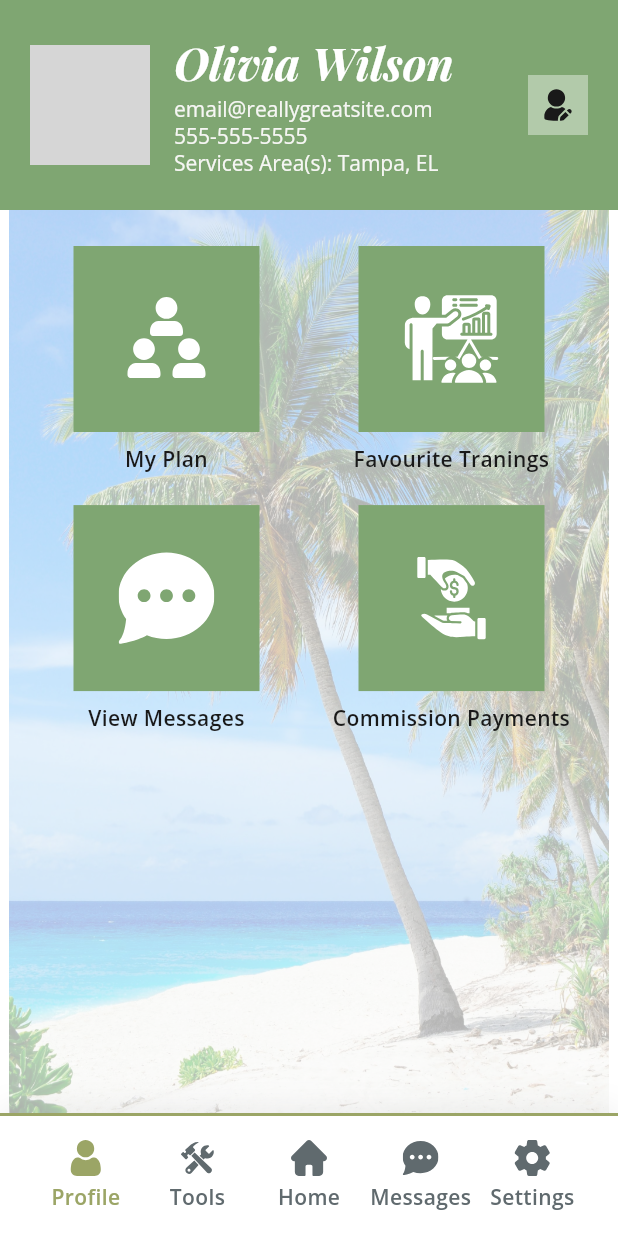
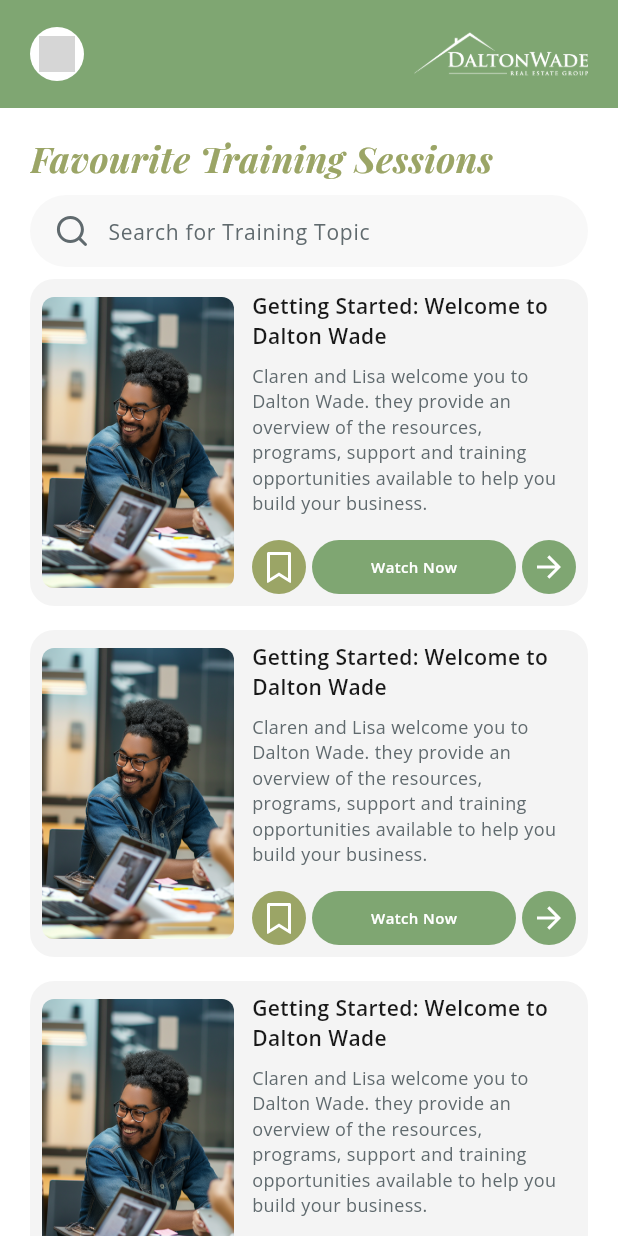
Before and after one commit to Zimmer550i/dalton_wade, a Flutter app: the App screen opened by its route, after a tap on "Favourite Tranings", on a phone screen of 412 x 824 dp. Run offline on Flutter 3.47's test engine with Material 3 defaults, Android fonts, the phone set to English and light mode, and no system bars; our stand-ins replace flutter_screenutil, flutter_spinkit, flutter_svg, get, shared_preferences; accounts and stored records are empty; grey boxes are pictures that could not be loaded.

Commit message:
add: favourite trainings page

```diff
--- a/lib/helpers/route.dart
+++ b/lib/helpers/route.dart
@@ -5,6 +5,7 @@
 import 'package:dalton_wade/views/screens/profile/checkout.dart';
 import 'package:dalton_wade/views/screens/profile/confirmation.dart';
 import 'package:dalton_wade/views/screens/profile/edit_profile.dart';
+import 'package:dalton_wade/views/screens/profile/favourite_trainings.dart';
 import 'package:dalton_wade/views/screens/profile/my_plan.dart';
 import 'package:dalton_wade/views/screens/profile/upgrade_plan.dart';
 import 'package:dalton_wade/views/screens/splash.dart';
@@ -21,6 +22,7 @@
   static String checkout = '/checkout';
   static String confirmation = '/confirmation';
   static String myPlan = '/my_plan';
+  static String favouriteTrainings = "/favourite_trainings";
 
   static String notifications = '/notifications';
 
@@ -49,6 +51,7 @@
       transitionDuration: const Duration(milliseconds: 300),
     ),
     GetPage(name: notifications, page: () => Notifications()),
+    GetPage(name: favouriteTrainings, page: () => FavouriteTrainings()),
     GetPage(name: forgetPassword, page: () => ForgetPassword()),
   ];
 }
--- a/lib/views/base/box_icon.dart
+++ b/lib/views/base/box_icon.dart
@@ -1,4 +1,3 @@
-import 'package:dalton_wade/helpers/route.dart';
 import 'package:dalton_wade/models/box_icon_data.dart';
 import 'package:dalton_wade/utils/app_colors.dart';
 import 'package:dalton_wade/utils/style.dart';
@@ -15,7 +14,7 @@
     return GestureDetector(
       onTap: () {
         if (data.link != null) {
-          Get.toNamed(AppRoutes.myPlan);
+          Get.toNamed(data.link!);
         }
       },
       child: SizedBox(
--- a/lib/views/screens/app.dart
+++ b/lib/views/screens/app.dart
@@ -1,3 +1,4 @@
+import 'package:dalton_wade/utils/app_colors.dart';
 import 'package:dalton_wade/views/base/custom_bottom_nav_bar.dart';
 import 'package:dalton_wade/views/screens/home/home.dart';
 import 'package:dalton_wade/views/screens/messages/messages.dart';
@@ -41,6 +42,7 @@
   @override
   Widget build(BuildContext context) {
     return Scaffold(
+      appBar: AppBar(toolbarHeight: 0,backgroundColor: AppColors.secondary,),
       body: SafeArea(
         child: PageView(
           onPageChanged: (value) {
--- /dev/null
+++ b/lib/views/screens/profile/favourite_trainings.dart
@@ -0,0 +1,176 @@
+import 'package:dalton_wade/utils/app_colors.dart';
+import 'package:dalton_wade/utils/app_icons.dart';
+import 'package:dalton_wade/utils/style.dart';
+import 'package:dalton_wade/views/base/custom_app_bar.dart';
+import 'package:dalton_wade/views/base/svg.dart';
+import 'package:flutter/material.dart';
+
+class FavouriteTrainings extends StatelessWidget {
+  const FavouriteTrainings({super.key});
+
+  @override
+  Widget build(BuildContext context) {
+    return Scaffold(
+      appBar: CustomAppBar(),
+      body: Padding(
+        padding: EdgeInsets.symmetric(
+          horizontal: 20,
+        ),
+        child: SingleChildScrollView(
+          child: Column(
+            crossAxisAlignment: CrossAxisAlignment.start,
+            children: [
+              const SizedBox(height: 16),
+              Text(
+                "Favourite Training Sessions",
+                style: AppStyles.h07.copyWith(
+                  color: AppColors.primary,
+                ),
+              ),
+              const SizedBox(height: 8),
+              Container(
+                height: 48,
+                padding: EdgeInsets.symmetric(
+                  horizontal: 16,
+                  // vertical: 12,
+                ),
+                decoration: BoxDecoration(
+                  color: Color(0xffF8F8F8),
+                  borderRadius: BorderRadius.circular(50),
+                ),
+                child: Row(
+                  spacing: 12,
+                  children: [
+                    Svg(
+                      asset: AppIcons.search,
+                      color: AppColors.third,
+                    ),
+                    Expanded(
+                      child: TextField(
+                        decoration: InputDecoration(
+                          hintText: "Search for Training Topic",
+                          hintStyle: AppStyles.body2.copyWith(
+                            color: AppColors.third,
+                          ),
+                          border: InputBorder.none,
+                        ),
+                      ),
+                    ),
+                  ],
+                ),
+              ),
+              const SizedBox(height: 8),
+              trainingSessions(),
+              const SizedBox(height: 16),
+              trainingSessions(),
+              const SizedBox(height: 16),
+              trainingSessions(),
+              const SizedBox(height: 16),
+              trainingSessions(),
+              const SizedBox(height: 40),
+            ],
+          ),
+        ),
+      ),
+    );
+  }
+
+  Container trainingSessions() {
+    return Container(
+              padding: EdgeInsets.all(8),
+              decoration: BoxDecoration(
+                color: Color(0xffF4F4F4),
+                borderRadius: BorderRadius.circular(
+                  16,
+                ),
+              ),
+              child: Row(
+                children: [
+                  ClipRRect(
+                    borderRadius: BorderRadius.circular(8),
+                    child: Image.asset(
+                      "assets/images/card_image.png",
+                      width: 128,
+                      height: 194,
+                      fit: BoxFit.cover,
+                    ),
+                  ),
+                  const SizedBox(width: 12),
+                  Expanded(
+                    flex: 100,
+                    child: Column(
+                      children: [
+                        Text(
+                          "Getting Started: Welcome to Dalton Wade",
+                          style: AppStyles.body2Bold.copyWith(
+                            color: AppColors.dark,
+                          ),
+                        ),
+                        const SizedBox(
+                          height: 8,
+                        ),
+                        Text(
+                          "Claren and Lisa welcome you to Dalton Wade. they provide an overview of the resources, programs, support and training opportunities available to help you build your business.",
+                          style: AppStyles.small.copyWith(
+                            color: AppColors.third,
+                          ),
+                        ),
+                        const SizedBox(
+                          height: 16,
+                        ),
+                        Row(
+                          spacing: 4,
+                          children: [
+                            Container(
+                              height: 36,
+                              width: 36,
+                              decoration: BoxDecoration(
+                                color: AppColors.primary,
+                                shape: BoxShape.circle,
+                              ),
+                              child: Svg(
+                                asset: AppIcons.bookmarkLine,
+                                color: Colors.white,
+                              ),
+                            ),
+                            Expanded(
+                              child: Container(
+                                height: 36,
+                                decoration: BoxDecoration(
+                                  color: AppColors.secondary,
+                                  borderRadius: BorderRadius.circular(50),
+                                ),
+                                child: Center(
+                                  child: Text(
+                                    "Watch Now",
+                                    style: TextStyle(
+                                      fontWeight: FontWeight.w600,
+                                      fontSize: 10,
+                                      color: Colors.white,
+                                    ),
+                                  ),
+                                ),
+                              ),
+                            ),
+                            Container(
+                              height: 36,
+                              width: 36,
+                              decoration: BoxDecoration(
+                                color: AppColors.secondary,
+                                shape: BoxShape.circle,
+                              ),
+                              child: Svg(
+                                asset: AppIcons.arrowRightLine,
+                                color: Colors.white,
+                              ),
+                            ),
+                          ],
+                        ),
+                      ],
+                    ),
+                  ),
+                ],
+              ),
+            );
+  }
+}
--- a/lib/views/screens/profile/my_plan.dart
+++ b/lib/views/screens/profile/my_plan.dart
@@ -17,6 +17,7 @@
         padding: EdgeInsets.symmetric(
           horizontal: 20,
         ),
+        child: SingleChildScrollView(
           child: Column(
             crossAxisAlignment: CrossAxisAlignment.start,
             children: [
@@ -100,6 +101,7 @@
             ],
           ),
         ),
+      ),
     );
   }
 }
--- a/lib/views/screens/profile/profile.dart
+++ b/lib/views/screens/profile/profile.dart
@@ -20,7 +20,11 @@
         label: "My Plan",
         link: AppRoutes.myPlan,
       ),
-      BoxIconData(assetPath: AppIcons.traning, label: "Favourite Tranings"),
+      BoxIconData(
+        assetPath: AppIcons.traning,
+        label: "Favourite Tranings",
+        link: AppRoutes.favouriteTrainings,
+      ),
       BoxIconData(assetPath: AppIcons.messges, label: "View Messages"),
       BoxIconData(
           assetPath: AppIcons.commissionPayments, label: "Commission Payments"),
```
Also changed, not shown: 8 other files. Lines whose indentation alone changed are shown as unchanged.
